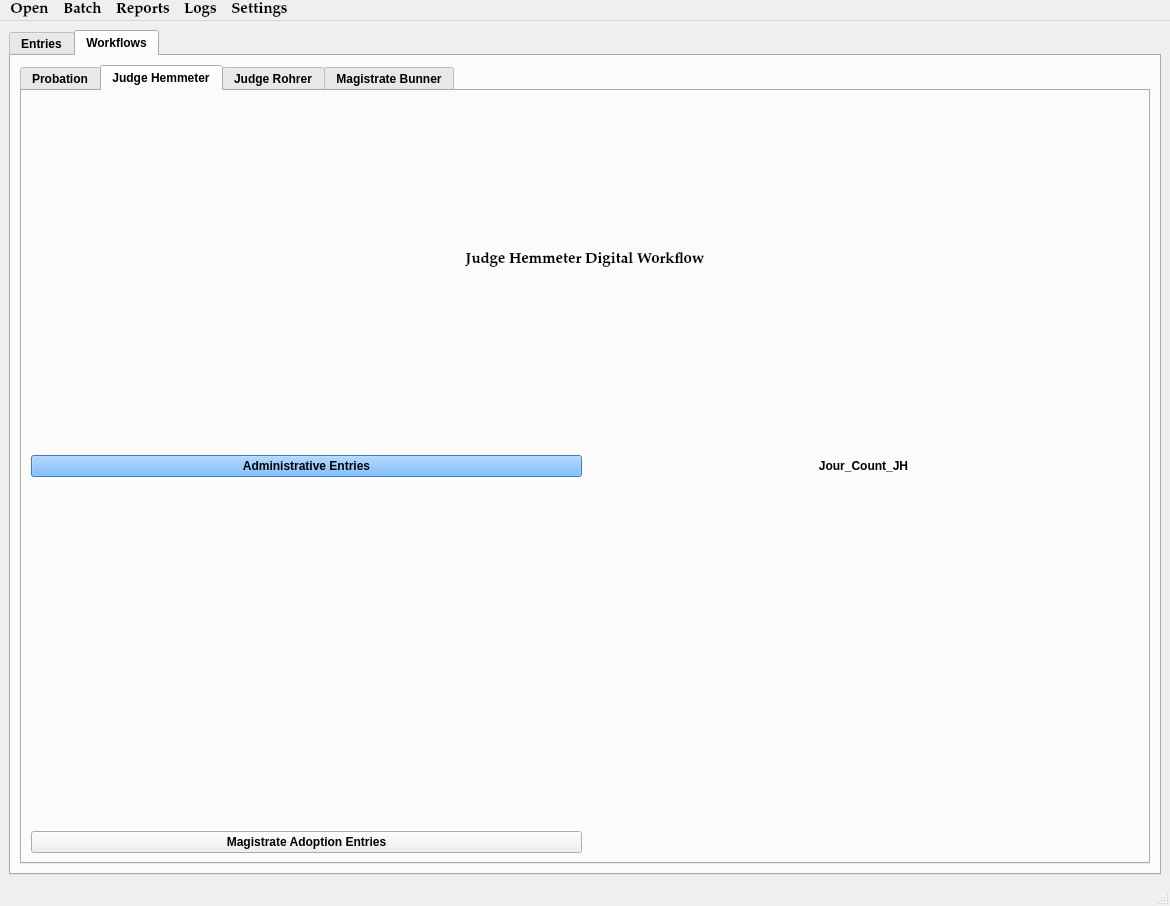
First picture: the form in munientry/views/ui/MainWindow.ui, repository HunterProgram22/MuniEntry, before the edit.
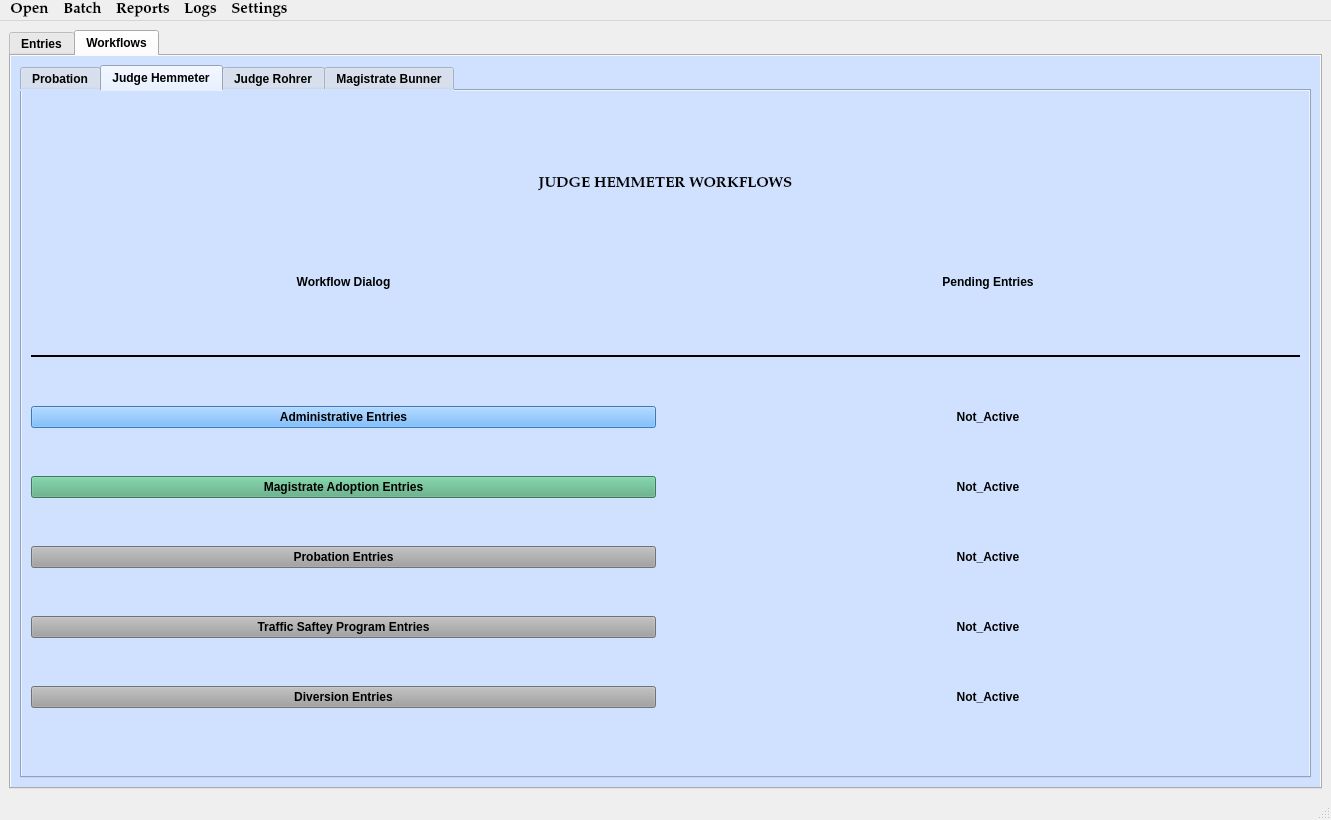
Second picture: the form after the edit. Custom widgets are drawn as their Qt base class.

Commit message: Main window workflows updated for more workflow buttons.

Patch:
```diff
--- a/munientry/views/ui/MainWindow.ui
+++ b/munientry/views/ui/MainWindow.ui
@@ -6,8 +6,8 @@
    <rect>
     <x>0</x>
     <y>0</y>
-    <width>1170</width>
-    <height>906</height>
+    <width>1331</width>
+    <height>820</height>
    </rect>
   </property>
   <property name="minimumSize">
@@ -35,7 +35,7 @@
 font-weight: bold;</string>
   </property>
   <widget class="QWidget" name="centralwidget">
-   <layout class="QGridLayout" name="gridLayout_10">
+   <layout class="QGridLayout" name="gridLayout_18">
     <item row="0" column="0">
      <widget class="QTabWidget" name="main_TabWidget">
       <property name="currentIndex">
@@ -1493,12 +1493,18 @@
        </layout>
       </widget>
       <widget class="QWidget" name="workflows_tab">
+       <property name="styleSheet">
+        <string notr="true">background-color: rgb(208, 225, 255);</string>
+       </property>
        <attribute name="title">
         <string>Workflows</string>
        </attribute>
        <layout class="QGridLayout" name="gridLayout_22">
-        <item row="0" column="0">
+        <item row="0" column="0" colspan="2">
          <widget class="QTabWidget" name="workflows_person_tab">
+          <property name="styleSheet">
+           <string notr="true">background-color: rgb(208, 225, 255);</string>
+          </property>
           <property name="currentIndex">
            <number>1</number>
           </property>
@@ -1566,40 +1572,69 @@
            <attribute name="title">
             <string>Judge Hemmeter</string>
            </attribute>
-           <layout class="QGridLayout" name="gridLayout_18" rowstretch="1,1,1,0,0,0">
-            <property name="sizeConstraint">
-             <enum>QLayout::SetDefaultConstraint</enum>
+           <layout class="QGridLayout" name="gridLayout_26">
+            <item row="0" column="0">
+             <layout class="QGridLayout" name="gridLayout_10" rowstretch="0,0,0,1,0,0,0,0">
+              <property name="horizontalSpacing">
+               <number>20</number>
             </property>
             <property name="verticalSpacing">
-             <number>36</number>
-            </property>
+               <number>48</number>
+              </property>
+              <item row="2" column="0" colspan="2">
+               <widget class="Line" name="line_4">
+                <property name="frameShadow">
+                 <enum>QFrame::Plain</enum>
+                </property>
+                <property name="lineWidth">
+                 <number>2</number>
+                </property>
+                <property name="orientation">
+                 <enum>Qt::Horizontal</enum>
+                </property>
+               </widget>
+              </item>
             <item row="5" column="0">
+               <widget class="QPushButton" name="pushButton_3">
+                <property name="styleSheet">
+                 <string notr="true">background-color: rgb(160, 160, 160);</string>
+                </property>
+                <property name="text">
+                 <string>Probation Entries</string>
+                </property>
+               </widget>
+              </item>
+              <item row="6" column="0">
+               <widget class="QPushButton" name="pushButton_4">
+                <property name="styleSheet">
+                 <string notr="true">background-color: rgb(160, 160, 160);</string>
+                </property>
+                <property name="text">
+                 <string>Traffic Saftey Program Entries</string>
+                </property>
+               </widget>
+              </item>
+              <item row="4" column="0">
              <widget class="QPushButton" name="pushButton_2">
+                <property name="styleSheet">
+                 <string notr="true">background-color: rgb(85, 170, 127);</string>
+                </property>
               <property name="text">
                <string>Magistrate Adoption Entries</string>
               </property>
              </widget>
             </item>
-            <item row="0" column="0" colspan="2">
-             <widget class="QLabel" name="label_17">
-              <property name="font">
-               <font>
-                <family>Palatino Linotype</family>
-                <pointsize>11</pointsize>
-                <weight>75</weight>
-                <italic>false</italic>
-                <bold>true</bold>
-               </font>
-              </property>
+              <item row="4" column="1">
+               <widget class="QLabel" name="md_adopt_label">
               <property name="text">
-               <string>Judge Hemmeter Digital Workflow</string>
+                 <string>Not_Active</string>
               </property>
               <property name="alignment">
                <set>Qt::AlignCenter</set>
               </property>
              </widget>
             </item>
-            <item row="1" column="0">
+              <item row="3" column="0">
              <widget class="QPushButton" name="hemmeter_workflowButton">
               <property name="styleSheet">
                <string notr="true">background-color: rgb(85, 170, 255);</string>
@@ -1609,15 +1644,114 @@
               </property>
              </widget>
             </item>
+              <item row="3" column="1">
+               <widget class="QLabel" name="admin_count_label">
+                <property name="text">
+                 <string>Not_Active</string>
+                </property>
+                <property name="alignment">
+                 <set>Qt::AlignCenter</set>
+                </property>
+               </widget>
+              </item>
+              <item row="0" column="0" colspan="2">
+               <widget class="QLabel" name="label_17">
+                <property name="maximumSize">
+                 <size>
+                  <width>16777215</width>
+                  <height>50</height>
+                 </size>
+                </property>
+                <property name="font">
+                 <font>
+                  <family>Palatino Linotype</family>
+                  <pointsize>11</pointsize>
+                  <weight>75</weight>
+                  <italic>false</italic>
+                  <bold>true</bold>
+                 </font>
+                </property>
+                <property name="text">
+                 <string>JUDGE HEMMETER WORKFLOWS</string>
+                </property>
+                <property name="alignment">
+                 <set>Qt::AlignCenter</set>
+                </property>
+               </widget>
+              </item>
+              <item row="1" column="0">
+               <widget class="QLabel" name="label_22">
+                <property name="maximumSize">
+                 <size>
+                  <width>16777215</width>
+                  <height>50</height>
+                 </size>
+                </property>
+                <property name="text">
+                 <string>Workflow Dialog</string>
+                </property>
+                <property name="alignment">
+                 <set>Qt::AlignCenter</set>
+                </property>
+               </widget>
+              </item>
             <item row="1" column="1">
-             <widget class="QLabel" name="jour_count_jh_label">
+               <widget class="QLabel" name="label_23">
+                <property name="maximumSize">
+                 <size>
+                  <width>16777215</width>
+                  <height>50</height>
+                 </size>
+                </property>
               <property name="text">
-               <string>Jour_Count_JH</string>
+                 <string>Pending Entries</string>
               </property>
               <property name="alignment">
                <set>Qt::AlignCenter</set>
               </property>
              </widget>
+              </item>
+              <item row="7" column="0">
+               <widget class="QPushButton" name="pushButton_5">
+                <property name="styleSheet">
+                 <string notr="true">background-color: rgb(160, 160, 160);</string>
+                </property>
+                <property name="text">
+                 <string>Diversion Entries</string>
+                </property>
+               </widget>
+              </item>
+              <item row="5" column="1">
+               <widget class="QLabel" name="label_24">
+                <property name="text">
+                 <string>Not_Active</string>
+                </property>
+                <property name="alignment">
+                 <set>Qt::AlignCenter</set>
+                </property>
+               </widget>
+              </item>
+              <item row="6" column="1">
+               <widget class="QLabel" name="label_25">
+                <property name="text">
+                 <string>Not_Active</string>
+                </property>
+                <property name="alignment">
+                 <set>Qt::AlignCenter</set>
+                </property>
+               </widget>
+              </item>
+              <item row="7" column="1">
+               <widget class="QLabel" name="label_26">
+                <property name="text">
+                 <string>Not_Active</string>
+                </property>
+                <property name="alignment">
+                 <set>Qt::AlignCenter</set>
+                </property>
+               </widget>
+              </item>
+             </layout>
             </item>
            </layout>
           </widget>
@@ -1736,7 +1870,7 @@
     <rect>
      <x>0</x>
      <y>0</y>
-     <width>1170</width>
+     <width>1331</width>
      <height>27</height>
     </rect>
    </property>
```
Left out of the diff: 22 changed lines with no effect on the pictures. Lines whose indentation alone changed are shown as unchanged. The commit also changes 2 other files.
